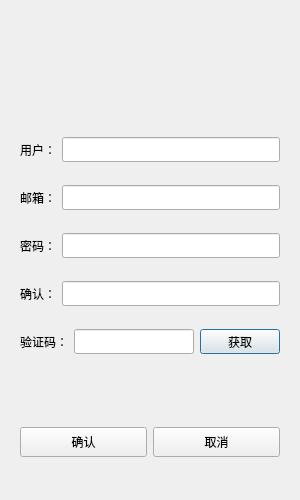
Before: the Qt Designer form notix/Forms/registerdialog.ui in miustannis/notix, drawn with Qt 5.
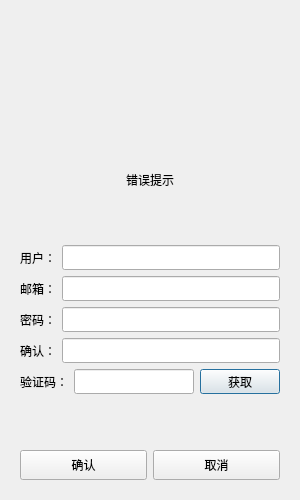
After: the same form once the commit is applied.

Patch:
```diff
--- a/notix/Forms/registerdialog.ui
+++ b/notix/Forms/registerdialog.ui
@@ -48,6 +48,22 @@
            </property>
           </spacer>
          </item>
+         <item>
+          <widget class="QWidget" name="widget" native="true">
+           <layout class="QVBoxLayout" name="verticalLayout_4">
+            <item>
+             <widget class="QLabel" name="errortip">
+              <property name="text">
+               <string>错误提示</string>
+              </property>
+              <property name="alignment">
+               <set>Qt::AlignmentFlag::AlignCenter</set>
+              </property>
+             </widget>
+            </item>
+           </layout>
+          </widget>
+         </item>
          <item>
           <layout class="QHBoxLayout" name="horizontalLayout">
            <item>
```
